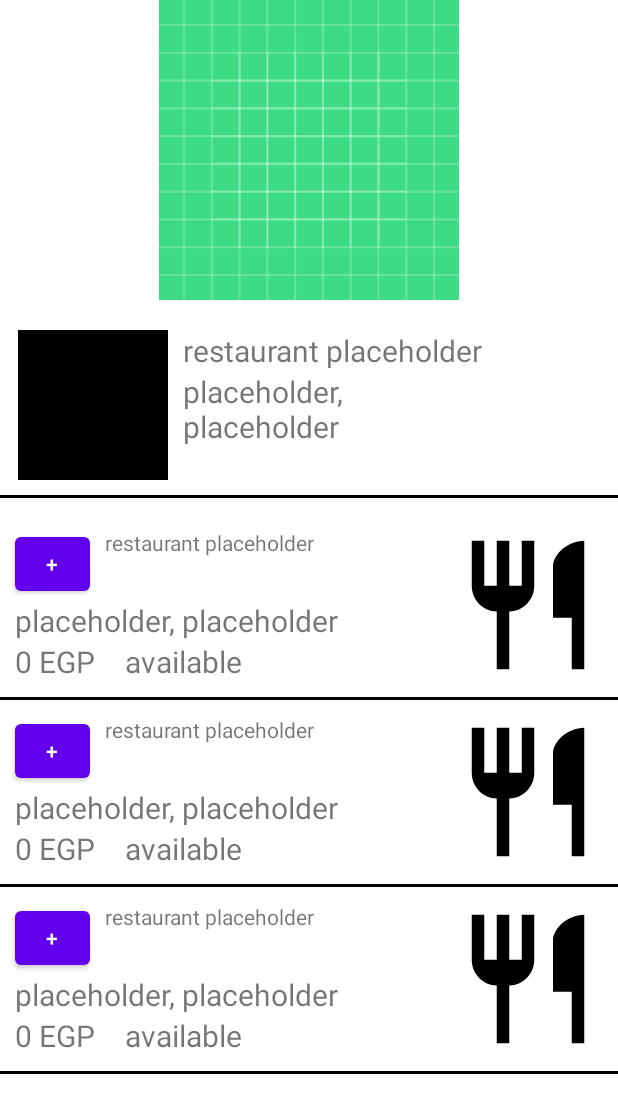
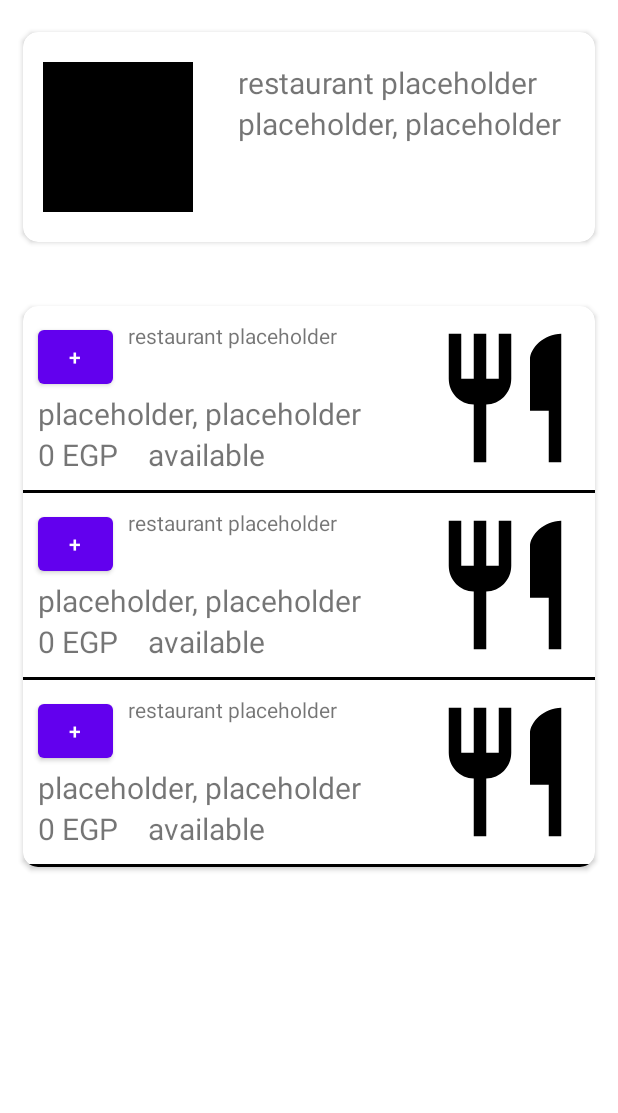
Before and after one commit to MostafaXLotfy/Wagba, an Android app: the layout activity_restaurant.xml on its own in the app's theme, with its tools: preview values and no code run, on a phone screen of 412 x 824 dp. Shown: the top 1113 px of the screen. Run offline under Robolectric (Android 15) with nearby library versions, the phone set to English and light mode, and no system bars.

Commit message:
Redesign restaurant activity

```diff
--- a/app/src/main/res/layout/activity_restaurant.xml
+++ b/app/src/main/res/layout/activity_restaurant.xml
@@ -1,96 +1,131 @@
 <?xml version="1.0" encoding="utf-8"?>
-<androidx.constraintlayout.widget.ConstraintLayout xmlns:android="http://schemas.android.com/apk/res/android"
+<ScrollView xmlns:android="http://schemas.android.com/apk/res/android"
     xmlns:app="http://schemas.android.com/apk/res-auto"
     xmlns:tools="http://schemas.android.com/tools"
     android:layout_width="match_parent"
     android:layout_height="match_parent"
     android:orientation="vertical"
-tools:context=".RestaurantActivity">
+    tools:context=".Restaurant.RestaurantActivity">
+
+    <androidx.appcompat.widget.LinearLayoutCompat
+        android:layout_width="match_parent"
+        android:layout_height="match_parent"
+        android:orientation="vertical">
+
+        <androidx.cardview.widget.CardView
+            android:id="@+id/cv_top"
+            android:layout_width="match_parent"
+            android:layout_height="wrap_content"
+            android:elevation="2dp"
+            app:cardCornerRadius="10dp"
+            app:cardMaxElevation="12dp"
+
+            app:cardPreventCornerOverlap="true"
+            app:cardUseCompatPadding="true"
 
 
-<ImageView
-    android:id="@+id/iv_image"
-    android:layout_width="match_parent"
-    android:layout_height="200dp"
-    android:layout_gravity="center"
-    android:contentDescription="TODO"
-    android:src="@drawable/ic_launcher_background"
+            app:layout_constraintBottom_toTopOf="@id/cv_bottom"
+            app:layout_constraintEnd_toEndOf="parent"
 
-    app:layout_constraintBottom_toTopOf="@id/tv_name"
-    app:layout_constraintEnd_toEndOf="parent"
             app:layout_constraintStart_toStartOf="parent"
             app:layout_constraintTop_toTopOf="parent"
-    app:layout_constraintVertical_bias="0.0"
-    android:layout_marginBottom="20dp"
-    app:layout_constraintVertical_chainStyle="packed"
-    />
+
+            >
+
+            <androidx.constraintlayout.widget.ConstraintLayout
+                android:layout_width="match_parent"
+                android:layout_height="match_parent">
 
                 <ImageView
                     android:id="@+id/iv_logo"
                     android:layout_width="100dp"
                     android:layout_height="100dp"
 
+                    android:layout_marginStart="10dp"
+                    android:layout_marginTop="20dp"
+
+                    android:layout_marginEnd="10dp"
+                    android:layout_marginBottom="20dp"
                     android:src="@color/black"
                     app:layout_constraintBottom_toBottomOf="@id/tv_description"
                     app:layout_constraintEnd_toStartOf="@id/tv_name"
+
                     app:layout_constraintHorizontal_bias="0.12"
                     app:layout_constraintHorizontal_chainStyle="packed"
+
                     app:layout_constraintStart_toStartOf="parent"
-    app:layout_constraintTop_toTopOf="@id/tv_name"
+                    app:layout_constraintTop_toTopOf="parent"
                     app:layout_constraintVertical_bias="0.0"
-    android:layout_marginEnd="10dp"
+
                     />
 
                 <TextView
                     android:id="@+id/tv_name"
-    android:layout_width="wrap_content"
+                    android:layout_width="0dp"
                     android:layout_height="wrap_content"
+                    android:layout_marginStart="20dp"
+
                     android:text="@string/name_placeholder"
 
                     android:textSize="20sp"
                     app:layout_constraintBottom_toTopOf="@id/tv_description"
+
                     app:layout_constraintEnd_toEndOf="parent"
                     app:layout_constraintStart_toEndOf="@id/iv_logo"
-    app:layout_constraintTop_toBottomOf="@id/iv_image"
-    />
+                    app:layout_constraintTop_toTopOf="@id/iv_logo"
+
+                    app:layout_constraintVertical_chainStyle="packed" />
 
                 <TextView
                     android:id="@+id/tv_description"
-    android:layout_width="0dp"
-    android:layout_height="wrap_content"
+                    android:layout_width="wrap_content"
+                    android:layout_height="0dp"
                     android:text="@string/description_placeholder"
 
                     android:textSize="20sp"
+                    app:layout_constraintBottom_toBottomOf="@id/iv_logo"
+                    app:layout_constraintEnd_toEndOf="@id/tv_name"
+                    app:layout_constraintStart_toStartOf="@id/tv_name"
                     app:layout_constraintTop_toBottomOf="@id/tv_name"
-    app:layout_constraintBottom_toTopOf="@id/separator"
-    app:layout_constraintStart_toStartOf="@id/tv_name"
-    app:layout_constraintEnd_toEndOf="@id/tv_name"
+
+
                     />
 
-<View
-    android:id="@+id/separator"
+
+            </androidx.constraintlayout.widget.ConstraintLayout>
+
+
+        </androidx.cardview.widget.CardView>
+
+        <androidx.cardview.widget.CardView
+            android:id="@+id/cv_bottom"
             android:layout_width="match_parent"
-    android:layout_height="2dp"
-    android:background="@color/black"
+            android:layout_height="wrap_content"
+            android:elevation="2dp"
+
+            app:cardCornerRadius="10dp"
+            app:cardMaxElevation="12dp"
+
+            app:cardPreventCornerOverlap="true"
+            app:cardUseCompatPadding="true"
+
+
+            app:layout_constraintBottom_toBottomOf="parent"
             app:layout_constraintEnd_toEndOf="parent"
-    app:layout_constraintStart_toStartOf="parent"
-    app:layout_constraintBottom_toTopOf="@id/rv_meals"
-    app:layout_constraintTop_toBottomOf="@id/iv_logo"
-    android:layout_marginBottom="10dp"
-    android:layout_marginTop="10dp"
-    />
+            app:layout_constraintEnd_toStartOf="parent"
+            app:layout_constraintTop_toBottomOf="@id/cv_top"
+
+            >
 
             <androidx.recyclerview.widget.RecyclerView
                 android:id="@+id/rv_meals"
                 android:layout_width="match_parent"
-    android:layout_height="0dp"
-    app:layout_constraintTop_toBottomOf="@id/separator"
-    app:layout_constraintBottom_toBottomOf="parent"
-    app:layout_constraintEnd_toEndOf="parent"
-    app:layout_constraintStart_toStartOf="parent"
-    tools:listitem="@layout/meals_item"
-    />
+                android:layout_height="wrap_content"
+                android:nestedScrollingEnabled="false"
+                app:layoutManager="androidx.recyclerview.widget.LinearLayoutManager"
+                tools:listitem="@layout/meals_item" />
 
+        </androidx.cardview.widget.CardView>
+    </androidx.appcompat.widget.LinearLayoutCompat>
 
-
-</androidx.constraintlayout.widget.ConstraintLayout>
+</ScrollView>
```
Lines whose indentation alone changed are shown as unchanged.
